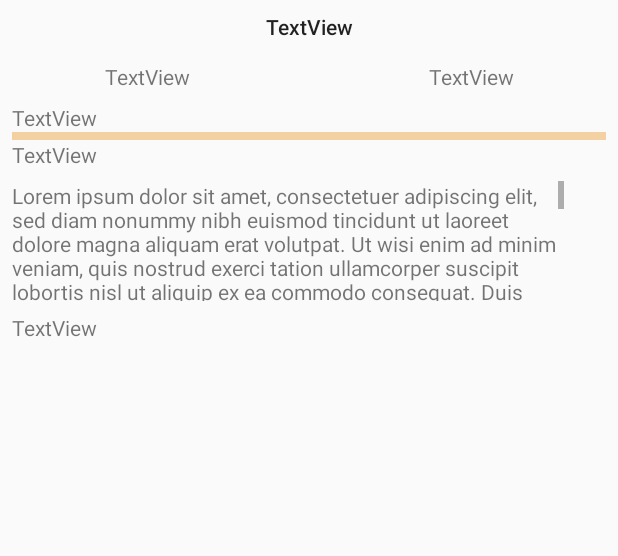
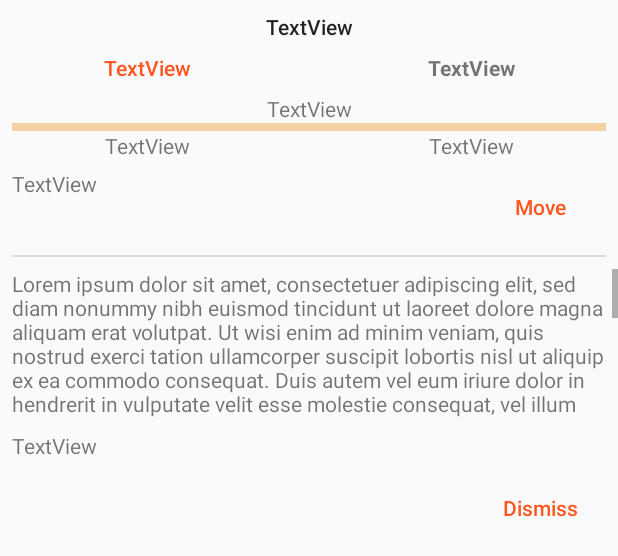
Before and after one commit to mnipshagen/planning_machine, an Android app: the layout course.xml on its own in the app's theme, with its tools: preview values and no code run, on a phone screen of 412 x 824 dp. Shown: the top 556 px of the screen. Run offline under Robolectric (Android 15) with nearby library versions, the phone set to English and light mode, and no system bars; plain views replace FloatingActionButton, FloatingActionsMenu.

Commit message:
Refurbished course pop up

```diff
--- a/app/src/main/res/layout/course.xml
+++ b/app/src/main/res/layout/course.xml
@@ -46,7 +46,7 @@
     <TextView
         android:id="@+id/course_name"
         android:layout_width="0dp"
-        android:layout_height="25dp"
+        android:layout_height="wrap_content"
         android:layout_marginLeft="8dp"
         android:layout_marginRight="8dp"
         android:layout_marginTop="8dp"
@@ -81,8 +81,12 @@
         android:layout_height="wrap_content"
         android:layout_marginStart="8dp"
         android:layout_marginTop="8dp"
+        android:clickable="true"
         android:text="TextView"
         android:textAlignment="center"
+        android:textAllCaps="false"
+        android:textAppearance="@android:style/TextAppearance.Material.Button"
+        android:textColor="@color/colorAccent"
         app:layout_constraintLeft_toLeftOf="parent"
         app:layout_constraintTop_toBottomOf="@+id/course_name" />
 
@@ -95,6 +99,7 @@
         android:layout_marginTop="8dp"
         android:text="TextView"
         android:textAlignment="center"
+        android:textStyle="bold"
         app:layout_constraintRight_toRightOf="parent"
         app:layout_constraintTop_toBottomOf="@+id/course_name" />
 
@@ -103,13 +108,14 @@
         android:layout_width="0dp"
         android:layout_height="wrap_content"
         android:layout_marginLeft="8dp"
+        android:layout_marginRight="8dp"
         android:layout_marginStart="8dp"
+        android:layout_marginTop="8dp"
         android:text="TextView"
+        android:textAlignment="center"
         app:layout_constraintLeft_toLeftOf="parent"
-        android:layout_marginTop="8dp"
-        app:layout_constraintTop_toBottomOf="@+id/course_grade"
-        android:layout_marginRight="8dp"
-        app:layout_constraintRight_toRightOf="parent" />
+        app:layout_constraintRight_toRightOf="parent"
+        app:layout_constraintTop_toBottomOf="@+id/course_grade" />
 
     <TextView
         android:id="@+id/course_moveto"
@@ -119,37 +125,30 @@
         android:text="TextView"
         android:layout_marginStart="8dp"
         app:layout_constraintLeft_toLeftOf="parent"
-        android:layout_marginRight="8dp"
-        app:layout_constraintRight_toRightOf="parent"
-        app:layout_constraintHorizontal_bias="1.0"
-        android:layout_marginTop="0dp"
-        app:layout_constraintTop_toBottomOf="@+id/course_state" />
+        android:layout_marginTop="6dp"
+        app:layout_constraintTop_toBottomOf="@+id/course_term"
+        app:layout_constraintRight_toLeftOf="@+id/course_butt_move"
+        android:layout_marginLeft="8dp"
+        android:layout_marginRight="8dp" />
 
     <ScrollView
-        android:layout_width="368dp"
-        android:layout_height="80dp"
-        android:layout_marginEnd="8dp"
-        android:layout_marginLeft="8dp"
-        android:layout_marginRight="8dp"
-        android:layout_marginStart="8dp"
-        android:layout_marginTop="8dp"
+        android:id="@+id/scrollView2"
+        android:layout_width="0dp"
+        android:layout_height="100dp"
         app:layout_constraintHorizontal_bias="0.0"
         app:layout_constraintLeft_toLeftOf="parent"
         app:layout_constraintRight_toRightOf="parent"
-        app:layout_constraintTop_toBottomOf="@+id/course_moveto"
-        android:id="@+id/scrollView2">
+        android:layout_marginTop="8dp"
+        app:layout_constraintTop_toBottomOf="@+id/course_divider">
 
-        <LinearLayout
+        <TextView
+            android:id="@+id/course_description"
             android:layout_width="match_parent"
             android:layout_height="wrap_content"
-            android:orientation="vertical">
+            android:layout_marginStart="8dp"
+            android:layout_marginEnd="8dp"
+            android:text="@string/loreipsum" />
 
-            <TextView
-                android:id="@+id/course_description"
-                android:layout_width="match_parent"
-                android:layout_height="wrap_content"
-                android:text="@string/loreipsum" />
-        </LinearLayout>
     </ScrollView>
 
     <TextView
@@ -164,4 +163,68 @@
         app:layout_constraintRight_toRightOf="parent"
         app:layout_constraintTop_toBottomOf="@+id/scrollView2" />
 
+    <TextView
+        android:id="@+id/course_term"
+        android:layout_width="180dp"
+        android:layout_height="wrap_content"
+        android:layout_marginLeft="8dp"
+        android:layout_marginTop="0dp"
+        android:text="TextView"
+        android:textAlignment="center"
+        app:layout_constraintLeft_toLeftOf="parent"
+        app:layout_constraintTop_toBottomOf="@+id/course_state" />
+
+    <TextView
+        android:id="@+id/course_pm"
+        android:layout_width="180dp"
+        android:layout_height="wrap_content"
+        android:layout_marginRight="8dp"
+        android:layout_marginTop="0dp"
+        android:text="TextView"
+        android:textAlignment="center"
+        app:layout_constraintRight_toRightOf="parent"
+        app:layout_constraintTop_toBottomOf="@+id/course_state" />
+
+    <Button
+        android:id="@+id/course_butt_move"
+        style="@android:style/Widget.Material.Light.Button.Borderless"
+        android:layout_width="wrap_content"
+        android:layout_height="wrap_content"
+        android:layout_marginRight="8dp"
+        android:layout_marginTop="7dp"
+        android:elevation="0dp"
+        android:fitsSystemWindows="false"
+        android:text="Move"
+        android:textAllCaps="false"
+        android:textAppearance="@android:style/TextAppearance.Material.Button"
+        android:textColor="@color/colorAccent"
+        app:layout_constraintRight_toRightOf="parent"
+        app:layout_constraintTop_toBottomOf="@+id/course_pm" />
+
+    <View
+        style="@style/Divider"
+        android:id="@+id/course_divider"
+        android:layout_marginLeft="8dp"
+        android:layout_marginRight="8dp"
+        app:layout_constraintHorizontal_bias="0.0"
+        app:layout_constraintLeft_toLeftOf="parent"
+        app:layout_constraintRight_toRightOf="parent"
+        app:layout_constraintTop_toBottomOf="@+id/course_butt_move"
+        android:layout_marginTop="8dp" />
+
+    <Button
+        android:id="@+id/course_butt_dismiss"
+        style="@android:style/Widget.Material.Light.Button.Borderless"
+        android:layout_width="wrap_content"
+        android:layout_height="wrap_content"
+        android:layout_marginEnd="8dp"
+        android:text="Dismiss"
+        android:textAllCaps="false"
+        android:textAppearance="@android:style/TextAppearance.Material.Button"
+        android:textColor="@color/colorAccent"
+        android:layout_marginRight="8dp"
+        app:layout_constraintRight_toRightOf="parent"
+        android:layout_marginTop="8dp"
+        app:layout_constraintTop_toBottomOf="@+id/course_infodump" />
+
 </android.support.constraint.ConstraintLayout>
--- a/app/src/main/res/values/colors.xml
+++ b/app/src/main/res/values/colors.xml
@@ -3,7 +3,7 @@
     <color name="Gray">#a8a8a8</color>
     <color name="colorPrimary">#FFE082</color>
     <color name="colorPrimaryDark">#FFB300</color>
-    <color name="colorAccent">#FF5722</color>
+    <color name="colorAccent">#ff5722</color>
     <color name="markCompleted">#5CB85C</color>
     <color name="markInProgress">#5BC0DE</color>
     <color name="markMarked">#F5F5F5</color>
--- a/app/src/main/res/values/style.xml
+++ b/app/src/main/res/values/style.xml
@@ -17,4 +17,10 @@
         <item name="android:textColor">@color/white</item>
     </style>
 
+    <style name="Divider">
+        <item name="android:layout_width">match_parent</item>
+        <item name="android:layout_height">1dp</item>
+        <item name="android:background">?android:attr/listDivider</item>
+    </style>
+
 </resources>
```
Also changed, not shown: app/src/main/java/com/mnipshagen/planning_machine/Activity_Module.java (+84 -121 lines).
